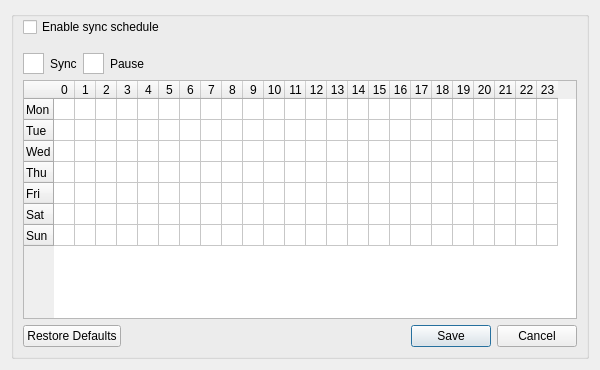
Qt form src/gui/schedulesettings.ui (nextcloud/desktop) before a commit.
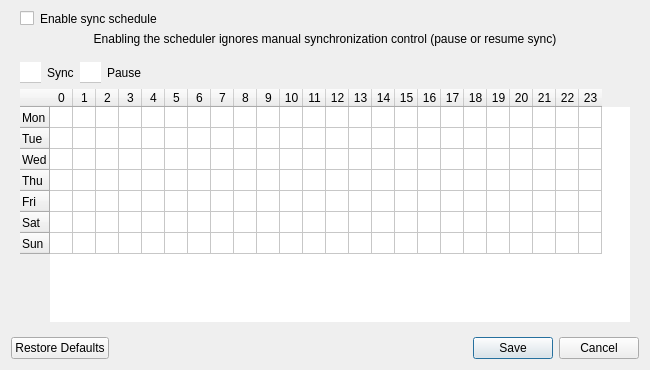
The same form after that commit.

Commit message: Copy design of Ignore list editor in schedule editor

What changed in the file:
```diff
--- a/src/gui/schedulesettings.ui
+++ b/src/gui/schedulesettings.ui
@@ -6,22 +6,29 @@
    <rect>
     <x>0</x>
     <y>0</y>
-    <width>600</width>
+    <width>650</width>
     <height>370</height>
    </rect>
   </property>
   <property name="minimumSize">
    <size>
-    <width>600</width>
+    <width>650</width>
     <height>370</height>
    </size>
   </property>
   <property name="windowTitle">
-   <string notr="true">Schedule Settings</string>
+   <string notr="true">Sync Schedule Editor</string>
+  </property>
+  <property name="styleSheet">
+   <string notr="true"/>
   </property>
   <layout class="QGridLayout" name="gridLayout">
    <item row="0" column="0">
     <widget class="QGroupBox" name="scheduleGroupBox">
+     <property name="styleSheet">
+      <string notr="true">border: 0px solid gray;
+padding-top:0px; margin-top:-0px</string>
+     </property>
      <property name="title">
       <string/>
      </property>
@@ -36,6 +43,16 @@
         </property>
        </widget>
       </item>
+      <item>
+       <widget class="QLabel" name="label">
+        <property name="text">
+         <string>Enabling the scheduler ignores manual synchronization control (pause or resume sync)</string>
+        </property>
+        <property name="alignment">
+         <set>Qt::AlignCenter</set>
+        </property>
+       </widget>
+      </item>
       <item>
        <spacer name="verticalSpacer_2">
         <property name="orientation">
@@ -174,7 +191,7 @@
        <widget class="QTableWidget" name="scheduleTableWidget">
         <property name="minimumSize">
          <size>
-          <width>474</width>
+          <width>500</width>
           <height>192</height>
          </size>
         </property>
@@ -203,10 +220,10 @@
          <bool>true</bool>
         </attribute>
         <attribute name="horizontalHeaderDefaultSectionSize">
-         <number>21</number>
+         <number>23</number>
         </attribute>
         <attribute name="horizontalHeaderMinimumSectionSize">
-         <number>21</number>
+         <number>23</number>
         </attribute>
         <attribute name="verticalHeaderVisible">
          <bool>true</bool>
@@ -378,19 +395,18 @@
        </widget>
       </item>
       <item>
-       <layout class="QHBoxLayout" name="horizontalLayout_2">
-        <item>
-         <widget class="QDialogButtonBox" name="buttonBox">
-          <property name="standardButtons">
-           <set>QDialogButtonBox::Cancel|QDialogButtonBox::RestoreDefaults|QDialogButtonBox::Save</set>
-          </property>
-         </widget>
-        </item>
-       </layout>
+       <layout class="QHBoxLayout" name="horizontalLayout_2"/>
       </item>
      </layout>
     </widget>
    </item>
+   <item row="1" column="0">
+    <widget class="QDialogButtonBox" name="buttonBox">
+     <property name="standardButtons">
+      <set>QDialogButtonBox::Cancel|QDialogButtonBox::RestoreDefaults|QDialogButtonBox::Save</set>
+     </property>
+    </widget>
+   </item>
   </layout>
  </widget>
  <resources>
```
